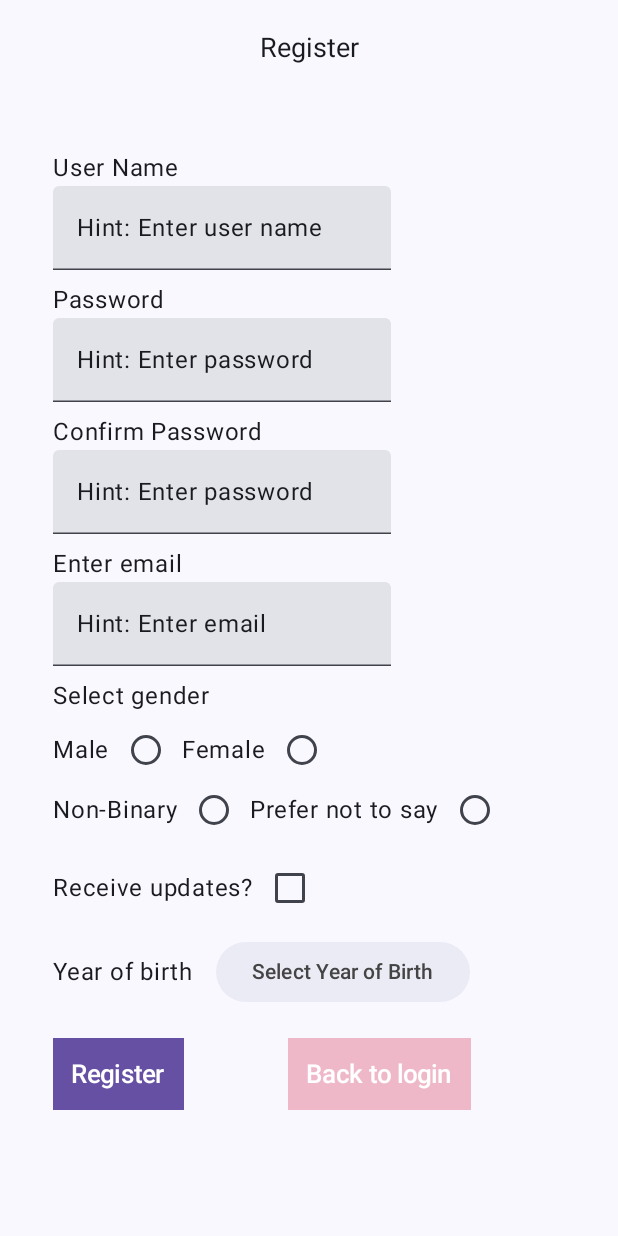
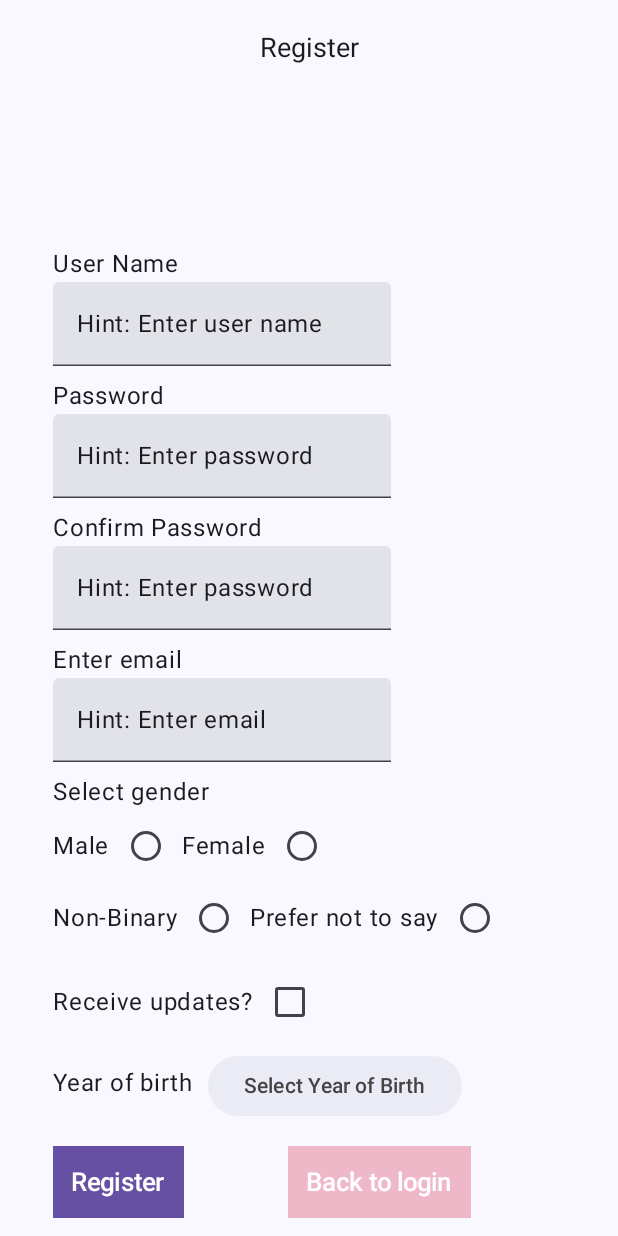
Before and after one commit to bladeacer/MovieApp, an Android app built with Jetpack Compose: the screen it shows after launch (MainActivity), after a tap on "Register", on a phone screen of 412 x 824 dp. Run offline under Robolectric (Android 15) with nearby library versions, the phone set to English and light mode, and no system bars; 1 statement that could not run was skipped; 3 other taps on this screen came first.

Commit message:
Probably broken code

```diff
--- a/app/src/main/java/com/it2161/dit99999x/assignment1/MainActivity.kt
+++ b/app/src/main/java/com/it2161/dit99999x/assignment1/MainActivity.kt
@@ -7,7 +7,6 @@ import androidx.activity.compose.setContent
 import androidx.activity.enableEdgeToEdge
 
 import com.it2161.dit99999x.assignment1.ui.theme.Assignment1Theme
-
 
 class MainActivity : ComponentActivity() {
     override fun onCreate(savedInstanceState: Bundle?) {
--- a/app/src/main/java/com/it2161/dit99999x/assignment1/MovieRaterApplication.kt
+++ b/app/src/main/java/com/it2161/dit99999x/assignment1/MovieRaterApplication.kt
@@ -26,6 +26,11 @@ import org.json.JSONArray
 import java.io.File
 
 class MovieRaterApplication : Application() {
+    companion object{
+        lateinit var instance : MovieRaterApplication
+            private set
+    }
+
     var data = mutableListOf<MovieItem>()
         get() = field
         set(value) {
@@ -45,7 +50,7 @@ class MovieRaterApplication : Application() {
 
     override fun onCreate() {
         super.onCreate()
-
+        instance = this
         //Loads Profile and Movie details
         loadData(applicationContext)
     }
@@ -64,7 +69,7 @@ class MovieRaterApplication : Application() {
                 val releaseDate = jsonObject.getString("release_date")
                 var rating = jsonObject.getString("rating")
                 val parts = rating.split("/")
-                if (parts.size > 2)
+                if (parts.size >= 2)
                     rating = parts[0]
                 else
                     rating = "0"
@@ -79,7 +84,9 @@ class MovieRaterApplication : Application() {
                     val commentsObj = comments.getJSONObject(i)
                     val user = commentsObj.getString("user")
                     val comment = commentsObj.getString("comment")
-                    val newComment = Comments(user, comment)
+                    val date = commentsObj.getString("date")
+                    val time = commentsObj.getString("time")
+                    val newComment = Comments(user, comment,date,time)
                     listOfComments.add(newComment)
 
                 }
--- a/app/src/main/java/com/it2161/dit99999x/assignment1/MovieViewerApp.kt
+++ b/app/src/main/java/com/it2161/dit99999x/assignment1/MovieViewerApp.kt
@@ -15,20 +15,23 @@ import androidx.compose.runtime.remember
 import androidx.compose.runtime.getValue
 import androidx.compose.runtime.mutableStateOf
 import androidx.compose.ui.Modifier
+import androidx.compose.ui.platform.LocalContext
 import androidx.compose.ui.res.stringResource
 import androidx.compose.ui.text.TextStyle
 import androidx.compose.ui.tooling.preview.Preview
 import androidx.compose.ui.unit.sp
+import androidx.lifecycle.viewmodel.compose.viewModel
 import com.it2161.dit99999x.assignment1.ui.components.LoginScreen
 import com.it2161.dit99999x.assignment1.ui.components.RegisterUserScreen
 import androidx.navigation.compose.currentBackStackEntryAsState
-
 import androidx.navigation.compose.rememberNavController
 import androidx.navigation.compose.NavHost
 import androidx.navigation.compose.composable
 import androidx.navigation.navOptions
 import com.it2161.dit99999x.assignment1.data.UserProfile
 import com.it2161.dit99999x.assignment1.ui.components.LandingScreen
+import com.it2161.dit99999x.assignment1.MovieRaterApplication
+import com.it2161.dit99999x.assignment1.ui.components.MovieViewModel
 
 enum class MovieScreen(@StringRes val title: Int) {
     Login(R.string.login),
@@ -67,10 +70,8 @@ fun MovieAppBar (
 fun MovieViewerApp() {
     val navController = rememberNavController()
     val backStackEntry by navController.currentBackStackEntryAsState()
-    val userProfile by remember {
-        mutableStateOf(UserProfile("TestUser1", "TestPassword1", "abc@gmail.com", "F",
-            "1234 5678", false, "2001"))
-    }
+    MovieRaterApplication().userProfile = UserProfile("TestUser1", "TestPassword1", "abc@gmail.com", "F",
+        "1234 5678", false, "2001")
     val currentScreen = MovieScreen.valueOf(
         backStackEntry?.destination?.route ?: MovieScreen.Login.name
     )
@@ -89,12 +90,13 @@ fun MovieViewerApp() {
 
     ) { innerPadding ->
 
-        var modifier = Modifier.fillMaxWidth().padding(innerPadding)
+//        var modifier = Modifier.fillMaxWidth().padding(innerPadding)
 //        val uiState by viewModel.uiState.collectAsState()
 
         NavHost(
             navController = navController,
-            startDestination = MovieScreen.Login.name
+            startDestination = MovieScreen.Login.name,
+            modifier = Modifier.padding(innerPadding)
         ) {
             composable(route = MovieScreen.Login.name) {
                 LoginScreen(
@@ -104,9 +106,8 @@ fun MovieViewerApp() {
                     onRegisterButtonClicked = {
                         navController.navigate(MovieScreen.Register.name)
                     },
-                    userProfile = userProfile,
-                    modifier = Modifier
-                        .fillMaxSize()
+                    modifier = Modifier.fillMaxSize()
+
                 )
             }
             composable(route = MovieScreen.Register.name) {
@@ -117,9 +118,7 @@ fun MovieViewerApp() {
                     onRegisterButtonClicked = {
                         navController.navigate(MovieScreen.Login.name)
                     },
-                    userProfile = userProfile,
-                    modifier = Modifier
-                        .fillMaxSize()
+                    modifier = Modifier.fillMaxSize()
                 )
             }
             composable(route = MovieScreen.Landing.name) {
--- a/app/src/main/java/com/it2161/dit99999x/assignment1/data/MovieItem.kt
+++ b/app/src/main/java/com/it2161/dit99999x/assignment1/data/MovieItem.kt
@@ -16,5 +16,7 @@ data class MovieItem(
 
 data class Comments(
     val user: String,
-    val comment: String
+    val comment: String,
+    val date: String,
+    val time: String
 )
--- a/app/src/main/java/com/it2161/dit99999x/assignment1/data/UserProfile.kt
+++ b/app/src/main/java/com/it2161/dit99999x/assignment1/data/UserProfile.kt
@@ -1,11 +1,11 @@
 package com.it2161.dit99999x.assignment1.data
 
 data class UserProfile(
-    val userName: String,
-    val password: String,
-    val email: String,
-    val gender: String,
-    val mobile: String,
-    val updates: Boolean,
-    val yob: String
+    var userName: String,
+    var password: String,
+    var email: String,
+    var gender: String,
+    var mobile: String,
+    var updates: Boolean,
+    var yob: String
 )
--- a/app/src/main/java/com/it2161/dit99999x/assignment1/ui/components/LandingScreen.kt
+++ b/app/src/main/java/com/it2161/dit99999x/assignment1/ui/components/LandingScreen.kt
@@ -2,7 +2,6 @@ package com.it2161.dit99999x.assignment1.ui.components
 
 import androidx.compose.foundation.layout.Column
 import androidx.compose.runtime.Composable
-import androidx.compose.ui.platform.LocalContext
 import androidx.compose.ui.tooling.preview.Preview
 import androidx.compose.material3.Text
 import com.it2161.dit99999x.assignment1.MovieRaterApplication
@@ -11,7 +10,6 @@ import com.it2161.dit99999x.assignment1.MovieRaterApplication
 @Composable
 fun LandingScreen() {
 
-    val context = LocalContext.current
     var movieList = MovieRaterApplication().data
 
     Column {
--- a/app/src/main/java/com/it2161/dit99999x/assignment1/ui/components/LoginScreen.kt
+++ b/app/src/main/java/com/it2161/dit99999x/assignment1/ui/components/LoginScreen.kt
@@ -2,7 +2,6 @@ package com.it2161.dit99999x.assignment1.ui.components
 
 import androidx.compose.ui.graphics.Color
 import androidx.compose.runtime.Composable
-import androidx.compose.ui.platform.LocalContext
 import androidx.compose.ui.res.painterResource
 import androidx.compose.foundation.Image
 import androidx.compose.foundation.background
@@ -12,9 +11,10 @@ import androidx.compose.foundation.layout.Spacer
 import androidx.compose.foundation.layout.fillMaxSize
 import androidx.compose.foundation.layout.fillMaxWidth
 import androidx.compose.foundation.layout.height
-import androidx.compose.foundation.layout.offset
+import androidx.compose.foundation.layout.padding
 import androidx.compose.foundation.layout.width
 import androidx.compose.foundation.text.KeyboardOptions
+import androidx.compose.material3.SnackbarHost
 import androidx.compose.material3.Text
 import androidx.compose.material3.TextButton
 import androidx.compose.material3.TextField
@@ -29,17 +29,15 @@ import androidx.compose.ui.text.input.PasswordVisualTransformation
 import androidx.compose.ui.text.input.VisualTransformation
 import androidx.compose.ui.unit.dp
 import androidx.compose.ui.unit.sp
+import com.it2161.dit99999x.assignment1.MovieRaterApplication
 import com.it2161.dit99999x.assignment1.R
-import com.it2161.dit99999x.assignment1.data.UserProfile
 import com.it2161.dit99999x.assignment1.ui.theme.*
-
 
 @Composable
 fun LoginScreen(
     onLoginButtonClicked: () -> Unit,
     onRegisterButtonClicked: () -> Unit,
-    userProfile: UserProfile,
-    modifier: Modifier = Modifier
+    modifier: Modifier
 ) {
 
     var password by remember { mutableStateOf("") }
@@ -56,7 +54,7 @@ fun LoginScreen(
     Column (
         modifier = Modifier
             .fillMaxWidth()
-            .offset(x = 35.dp, y=400.dp)
+            .padding(35.dp, 400.dp, 0.dp, 0.dp)
     ) {
 
         Spacer(modifier = Modifier.height(16.dp))
@@ -73,8 +71,7 @@ fun LoginScreen(
 
         Spacer(modifier = Modifier.height(16.dp))
 
-
-        Spacer(modifier = Modifier.height(16.dp))
+        Row {
             TextField(
                 value = password,
                 onValueChange = { password = it },
@@ -85,10 +82,9 @@ fun LoginScreen(
                     .width(225.dp)
 
             )
-
             Column (
                 modifier = Modifier
-                .offset(x = 255.dp, y = -(52.5).dp),
+                    .padding(10.dp, 4.dp, 0.dp, 0.dp),
                 horizontalAlignment = Alignment.End
             ) {
                 TextButton(
@@ -99,16 +95,16 @@ fun LoginScreen(
             }
 
             if (showError) {
-            Text(
-                text = "User ID or password is incorrect",
-                color = Color.Red
-            )
+
             }
+        }
+
+        Spacer(modifier = Modifier.height(32.dp))
 
         Row {
             TextButton(
                 onClick = {
-                    if (userProfile.userName == userID && userProfile.password == password)  {
+                    if (MovieRaterApplication().userProfile?.userName.toString() == userID && MovieRaterApplication().userProfile?.password == password)  {
                         showError = false
                         onLoginButtonClicked()
                     }
@@ -131,7 +127,7 @@ fun LoginScreen(
             TextButton(
                 onClick = onRegisterButtonClicked,
                 modifier = Modifier
-                    .offset(x = 69.dp)
+                    .padding(69.dp, 0.dp, 0.dp, 0.dp)
                     .background(Pink80)
             ) {
                 Text(
@@ -140,6 +136,10 @@ fun LoginScreen(
                     color = Color.White
                 )
             }
+
+            if (showError) {
+                Text(text="Incorrect user or password", color=Color.Red)
             }
         }
     }
+}
--- a/app/src/main/java/com/it2161/dit99999x/assignment1/ui/components/RegisterScreen.kt
+++ b/app/src/main/java/com/it2161/dit99999x/assignment1/ui/components/RegisterScreen.kt
@@ -1,32 +1,29 @@
 package com.it2161.dit99999x.assignment1.ui.components
 
+import android.content.Context
+import android.widget.Toast
 import androidx.compose.foundation.background
 import androidx.compose.foundation.layout.Column
 import androidx.compose.foundation.layout.Spacer
 import androidx.compose.foundation.layout.fillMaxWidth
 import androidx.compose.foundation.layout.height
-import androidx.compose.foundation.layout.offset
 import androidx.compose.ui.graphics.Color
 import androidx.compose.material3.Text
 import androidx.compose.material3.TextButton
 import androidx.compose.runtime.Composable
 import androidx.compose.ui.Modifier
-import androidx.compose.ui.platform.LocalContext
-import androidx.compose.ui.tooling.preview.Preview
-import androidx.compose.ui.tooling.preview.PreviewParameter
 import androidx.compose.ui.unit.dp
 import com.it2161.dit99999x.assignment1.data.UserProfile
 import com.it2161.dit99999x.assignment1.ui.theme.*
 import androidx.compose.foundation.layout.Row
 import androidx.compose.foundation.layout.fillMaxHeight
-import androidx.compose.foundation.layout.requiredWidth
+import androidx.compose.foundation.layout.padding
 import androidx.compose.foundation.layout.width
+import androidx.compose.foundation.lazy.LazyColumn
 import androidx.compose.material3.Button
 import androidx.compose.material3.ButtonColors
 import androidx.compose.material3.Checkbox
 import androidx.compose.material3.DropdownMenu
-import androidx.compose.material3.DropdownMenuItem
-import androidx.compose.material3.ExposedDropdownMenuBox
 import androidx.compose.runtime.getValue
 import androidx.compose.runtime.mutableStateOf
 import androidx.compose.runtime.remember
@@ -35,20 +32,26 @@ import androidx.compose.runtime.setValue
 import androidx.compose.ui.unit.sp
 import androidx.compose.material3.TextField
 import androidx.compose.material3.RadioButton
-import androidx.compose.material3.SnackbarHostState
-import androidx.compose.runtime.rememberCoroutineScope
+import androidx.compose.foundation.lazy.items
+//import androidx.compose.material3.SnackbarDuration
+//import androidx.compose.material3.SnackbarHost
+//import androidx.compose.material3.SnackbarHostState
+//import androidx.compose.runtime.rememberCoroutineScope
+import com.it2161.dit99999x.assignment1.MovieRaterApplication
+import kotlinx.coroutines.launch
+
 
 @Composable
 fun CustomDropdownMenu(
     options: List<String>,
     selectedOption: String,
-    onOptionSelected: (String) -> Unit
+    onOptionSelected: (String) -> Unit,
 ) {
     var expanded by remember { mutableStateOf(false)}
     val baseBg = Color(0xFFebebf6)
     Column (
         modifier = Modifier
-            .offset(x = 15.dp, y = -(12.dp))
+            .padding(10.dp, 0.dp, 0.dp, 0.dp)
     )
     {
         Button(
@@ -72,7 +75,8 @@ fun CustomDropdownMenu(
                 .fillMaxWidth(0.45f)
                 .fillMaxHeight(0.55f)
         ) {
-            options.forEach { option ->
+            LazyColumn {
+                items(options) { option ->
                     TextButton(
                         onClick = {
                             onOptionSelected(option)
@@ -89,28 +93,28 @@ fun CustomDropdownMenu(
             }
         }
     }
+}
 
 @Composable
 fun RegisterUserScreen(
     onBackButtonClicked: () -> Unit,
     onRegisterButtonClicked: () -> Unit,
-    userProfile: UserProfile,
-    modifier: Modifier = Modifier
+    modifier: Modifier
 ) {
-
     var userName by remember { mutableStateOf("Hint: Enter user name") }
     var password by remember { mutableStateOf("Hint: Enter password") }
     var confirmPassword by remember { mutableStateOf("Hint: Enter password") }
     var email by remember { mutableStateOf("Hint: Enter email")}
     var gender by remember { mutableStateOf("No selection")}
     var mobileNumber by remember { mutableStateOf("Hint: Enter mobile number")}
-    var updates by remember { mutableStateOf(false) }
+    var (updates, setUpdate) = remember { mutableStateOf("Not selected") }
     var yearOfBirth by remember { mutableStateOf("Select Year of Birth") }
-    val toastState = remember {
-        SnackbarHostState()
-    }
     val options = (1920..2024).reversed().map { it.toString() }
-    val scope = rememberCoroutineScope()
+    var showToast by remember { mutableStateOf(false) }
+    var toastMessage by remember { mutableStateOf("") }
+
+//    val snackbarHostState = remember { SnackbarHostState() }
+//    val scope = rememberCoroutineScope()
 
     //    Check whether required fields are filled up by seeing if they
     //    are the same as the nonsensical default values, if they are display the toast and refuse
@@ -120,7 +124,7 @@ fun RegisterUserScreen(
 
     Column (
         modifier = Modifier
-            .offset(x = 35.dp, y=100.dp)
+            .padding(35.dp, 100.dp, 0.dp, 0.dp)
     ) {
 
         Text(
@@ -175,7 +179,7 @@ fun RegisterUserScreen(
             Text(
                 text = "Male",
                 modifier = Modifier
-                    .offset(y = 12.dp)
+                    .padding(0.dp, 12.dp, 0.dp, 0.dp)
             )
             RadioButton(
                 selected = gender == "Male",
@@ -184,7 +188,7 @@ fun RegisterUserScreen(
             Text(
                 text = "Female",
                 modifier = Modifier
-                    .offset(y = 12.dp)
+                    .padding(0.dp, 12.dp, 0.dp, 0.dp)
             )
             RadioButton(
                 selected = gender == "Female",
@@ -193,12 +197,12 @@ fun RegisterUserScreen(
         }
         Row (
             modifier = Modifier
-                .offset(y = -(8.dp))
+                .padding(0.dp, 0.dp, 8.dp, 0.dp)
         ){
             Text(
                 text = "Non-Binary",
                 modifier = Modifier
-                    .offset(y = 12.dp)
+                    .padding(0.dp, 12.dp, 0.dp, 0.dp)
             )
             RadioButton(
                 selected = gender == "Non-Binary",
@@ -207,7 +211,7 @@ fun RegisterUserScreen(
             Text(
                 text = "Prefer not to say",
                 modifier = Modifier
-                    .offset(y = 12.dp)
+                    .padding(0.dp, 12.dp, 0.dp, 0.dp)
             )
             RadioButton(
                 selected = gender == "Prefer not to say",
@@ -218,13 +222,19 @@ fun RegisterUserScreen(
         Spacer(modifier = Modifier.height(8.dp))
         Row{
             Text (
-                text = "Receive updates?"
+                text = "Receive updates?",
+                modifier = Modifier.padding(0.dp, 12.dp, 0.dp, 0.dp)
             )
             Checkbox(
-                checked = updates,
-                onCheckedChange = { updates = it },
+                checked = updates == "Yes",
+                onCheckedChange = {
+                    updates = (if (updates == "Yes") {
+                        setUpdate("No")
+                    } else {
+                        setUpdate("Yes")
+                    }).toString()
+                },
                 modifier = Modifier
-                    .offset(y = -(12.dp))
             )
         }
 
@@ -234,25 +244,54 @@ fun RegisterUserScreen(
 
         Row {
             Text(
-                text = "Year of birth"
+                text = "Year of birth",
+                modifier = Modifier.padding(0.dp, 10.dp, 0.dp, 0.dp)
             )
             CustomDropdownMenu(
                 options = options,
                 selectedOption = yearOfBirth,
                 onOptionSelected = {
                     yearOfBirth = it
-                }
+                },
             )
         }
 
-        Spacer(modifier = Modifier.height(8.dp))
+        Spacer(modifier = Modifier.height(16.dp))
         Row {
             TextButton(
                 onClick = {
+                    // Meaning check if they are the default values
+                    showToast = true
+                    if (userName == "Hint: Enter user name" || password == "Hint: Enter password"
+                        || confirmPassword == "Hint: Enter password" || email == "Hint: enter email"
+                        || gender == "No selection" || mobileNumber == "Hint: Enter mobile number"
+                        || yearOfBirth == "Select Year of birth"){
+                        // Deny registering if required values not filled up
+                        toastMessage = "An empty field was found"
+                    }
+                    else if (password != confirmPassword) {
+                        toastMessage = "Passwords do not match"
+                    }
+
+                    else {
                         // TODO: Handle Register logic, write to UserProfile
-                    // Deny registering if required values not filled up
-                    // Meaning check if they are the default values
+                        val updateVal = updates == "Yes"
+                        showToast = false
+                        MovieRaterApplication().userProfile = UserProfile(userName,
+                            password, email, gender, mobileNumber, updateVal, yearOfBirth)
                         onRegisterButtonClicked()
+                    }
+
+//                    if (showToast) {
+//                        scope.launch {
+//                            snackbarHostState.showSnackbar(
+//                                message = toastMessage,
+//                                duration = SnackbarDuration.Short
+//                            )
+//                        }
+//                    }
+
+
                 },
 
                 modifier = Modifier
@@ -265,10 +304,11 @@ fun RegisterUserScreen(
                 )
             }
 
+//            SnackbarHost(hostState = snackbarHostState)
             TextButton(
                 onClick = onBackButtonClicked,
                 modifier = Modifier
-                    .offset(x = 69.dp)
+                    .padding(69.dp, 0.dp, 0.dp, 0.dp)
                     .background(Pink80)
             ) {
                 Text(
@@ -278,6 +318,7 @@ fun RegisterUserScreen(
                 )
             }
         }
+
     }
 
 }
```
Lines whose indentation alone changed are shown as unchanged.
